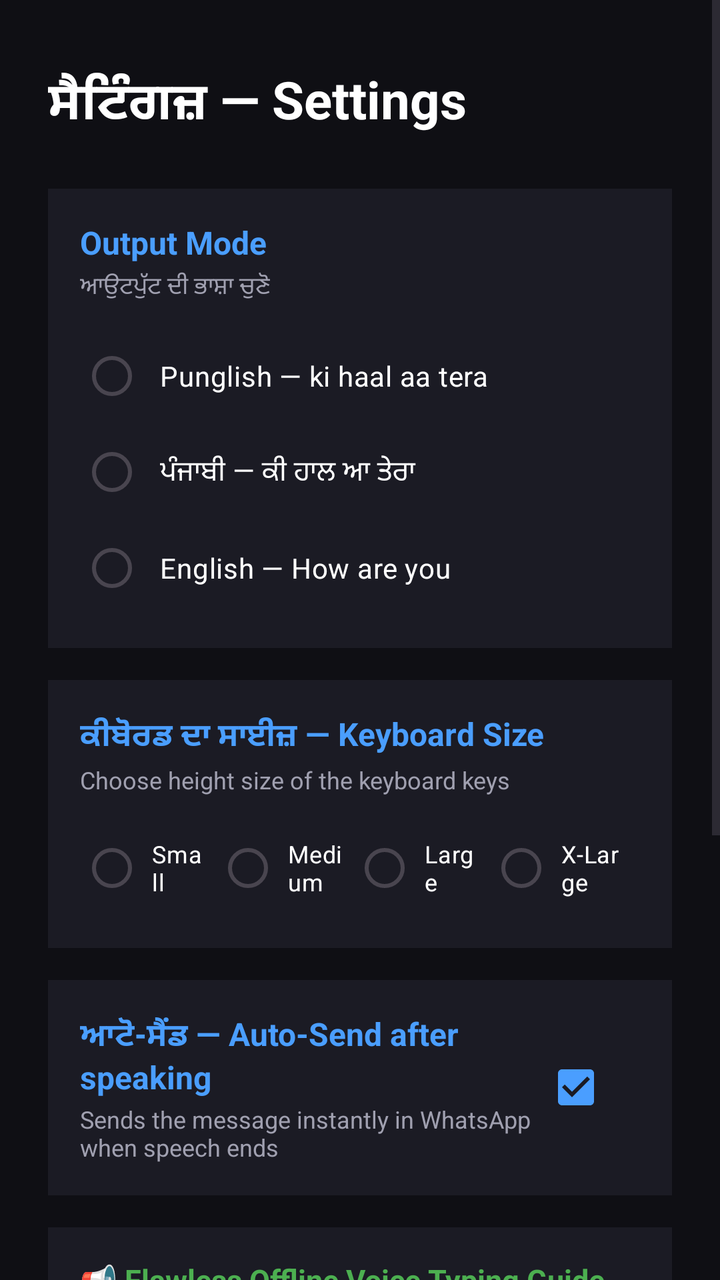
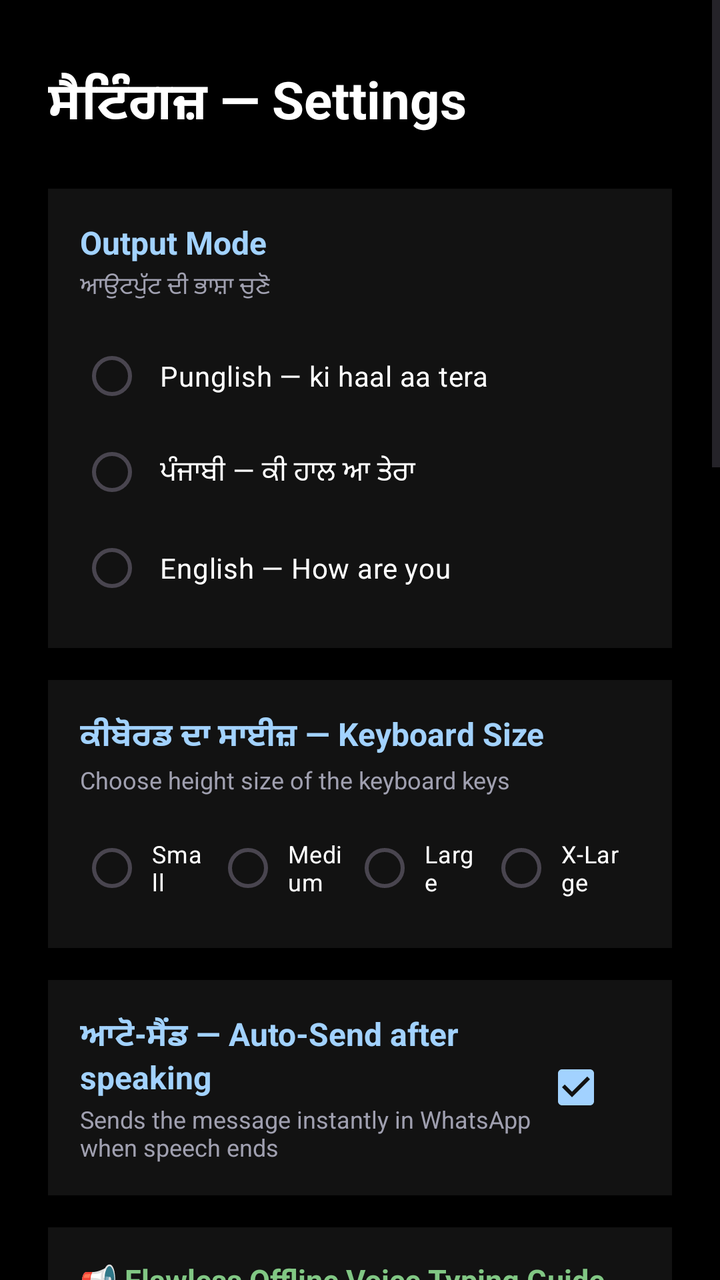

Two renders of the same Android screen: before a commit and after it. Below are the layout's source before the change and the commit's diff.
<!-- AndroidManifest.xml: activity theme Theme.BolKe -->
<!-- res/layout/activity_settings.xml -->
<?xml version="1.0" encoding="utf-8"?>
<ScrollView xmlns:android="http://schemas.android.com/apk/res/android"
    android:layout_width="match_parent"
    android:layout_height="match_parent"
    android:background="@color/activity_bg"
    android:fillViewport="true">

    <LinearLayout
        android:layout_width="match_parent"
        android:layout_height="wrap_content"
        android:orientation="vertical"
        android:padding="24dp">

        
        <TextView
            android:layout_width="wrap_content"
            android:layout_height="wrap_content"
            android:text="@string/settings_title"
            android:textColor="@color/text_primary"
            android:textSize="26sp"
            android:textStyle="bold"
            android:layout_marginTop="8dp"
            android:layout_marginBottom="24dp" />

        
        <LinearLayout
            android:layout_width="match_parent"
            android:layout_height="wrap_content"
            android:orientation="vertical"
            android:background="@color/card_bg"
            android:padding="16dp"
            android:layout_marginBottom="16dp">

            <TextView
                android:layout_width="wrap_content"
                android:layout_height="wrap_content"
                android:text="@string/settings_output_mode"
                android:textColor="@color/accent_blue"
                android:textSize="16sp"
                android:textStyle="bold" />

            <TextView
                android:layout_width="wrap_content"
                android:layout_height="wrap_content"
                android:text="@string/settings_output_mode_desc"
                android:textColor="@color/text_secondary"
                android:textSize="12sp"
                android:layout_marginTop="2dp"
                android:layout_marginBottom="12dp" />

            <RadioGroup
                android:id="@+id/mode_radio_group"
                android:layout_width="match_parent"
                android:layout_height="wrap_content"
                android:orientation="vertical">

                <RadioButton
                    android:id="@+id/radio_punglish"
                    android:layout_width="match_parent"
                    android:layout_height="wrap_content"
                    android:text="Punglish — ki haal aa tera"
                    android:textColor="@color/text_primary"
                    android:textSize="14sp"
                    android:buttonTint="@color/accent_blue"
                    android:padding="8dp" />

                <RadioButton
                    android:id="@+id/radio_punjabi"
                    android:layout_width="match_parent"
                    android:layout_height="wrap_content"
                    android:text="ਪੰਜਾਬੀ — ਕੀ ਹਾਲ ਆ ਤੇਰਾ"
                    android:textColor="@color/text_primary"
                    android:textSize="14sp"
                    android:buttonTint="@color/accent_blue"
                    android:padding="8dp" />

                <RadioButton
                    android:id="@+id/radio_english"
                    android:layout_width="match_parent"
                    android:layout_height="wrap_content"
                    android:text="English — How are you"
                    android:textColor="@color/text_primary"
                    android:textSize="14sp"
                    android:buttonTint="@color/accent_blue"
                    android:padding="8dp" />
            </RadioGroup>
        </LinearLayout>

        
        <LinearLayout
            android:layout_width="match_parent"
            android:layout_height="wrap_content"
            android:orientation="vertical"
            android:background="@color/card_bg"
            android:padding="16dp"
            android:layout_marginBottom="16dp">

            <TextView
                android:layout_width="wrap_content"
                android:layout_height="wrap_content"
                android:text="ਕੀਬੋਰਡ ਦਾ ਸਾਈਜ਼ — Keyboard Size"
                android:textColor="@color/accent_blue"
                android:textSize="16sp"
                android:textStyle="bold" />

            <TextView
                android:layout_width="wrap_content"
                android:layout_height="wrap_content"
                android:text="Choose height size of the keyboard keys"
                android:textColor="@color/text_secondary"
                android:textSize="12sp"
                android:layout_marginTop="2dp"
                android:layout_marginBottom="12dp" />

            <RadioGroup
                android:id="@+id/size_radio_group"
                android:layout_width="match_parent"
                android:layout_height="wrap_content"
                android:orientation="horizontal"
                android:gravity="center_horizontal">

                <RadioButton
                    android:id="@+id/size_small"
                    android:layout_width="0dp"
                    android:layout_height="wrap_content"
                    android:layout_weight="1"
                    android:text="Small"
                    android:textColor="@color/text_primary"
                    android:textSize="12sp"
                    android:buttonTint="@color/accent_blue"
                    android:padding="4dp" />

                <RadioButton
                    android:id="@+id/size_medium"
                    android:layout_width="0dp"
                    android:layout_height="wrap_content"
                    android:layout_weight="1"
                    android:text="Medium"
                    android:textColor="@color/text_primary"
                    android:textSize="12sp"
                    android:buttonTint="@color/accent_blue"
                    android:padding="4dp" />

                <RadioButton
                    android:id="@+id/size_large"
                    android:layout_width="0dp"
                    android:layout_height="wrap_content"
                    android:layout_weight="1"
                    android:text="Large"
                    android:textColor="@color/text_primary"
                    android:textSize="12sp"
                    android:buttonTint="@color/accent_blue"
                    android:padding="4dp" />

                <RadioButton
                    android:id="@+id/size_xlarge"
                    android:layout_width="0dp"
                    android:layout_height="wrap_content"
                    android:layout_weight="1.1"
                    android:text="X-Large"
                    android:textColor="@color/text_primary"
                    android:textSize="12sp"
                    android:buttonTint="@color/accent_blue"
                    android:padding="4dp" />
            </RadioGroup>
        </LinearLayout>

        
        <LinearLayout
            android:layout_width="match_parent"
            android:layout_height="wrap_content"
            android:orientation="horizontal"
            android:background="@color/card_bg"
            android:padding="16dp"
            android:gravity="center_vertical"
            android:layout_marginBottom="16dp">

            <LinearLayout
                android:layout_width="0dp"
                android:layout_height="wrap_content"
                android:layout_weight="1"
                android:orientation="vertical">

                <TextView
                    android:layout_width="wrap_content"
                    android:layout_height="wrap_content"
                    android:text="ਆਟੋ-ਸੈਂਡ — Auto-Send after speaking"
                    android:textColor="@color/accent_blue"
                    android:textSize="16sp"
                    android:textStyle="bold" />

                <TextView
                    android:layout_width="wrap_content"
                    android:layout_height="wrap_content"
                    android:text="Sends the message instantly in WhatsApp when speech ends"
                    android:textColor="@color/text_secondary"
                    android:textSize="12sp"
                    android:layout_marginTop="2dp" />
            </LinearLayout>

            <CheckBox
                android:id="@+id/auto_send_checkbox"
                android:layout_width="wrap_content"
                android:layout_height="wrap_content"
                android:buttonTint="@color/accent_blue"
                android:checked="true" />
        </LinearLayout>

        
        <LinearLayout
            android:layout_width="match_parent"
            android:layout_height="wrap_content"
            android:orientation="vertical"
            android:background="@color/card_bg"
            android:padding="16dp"
            android:layout_marginBottom="16dp">

            <TextView
                android:layout_width="wrap_content"
                android:layout_height="wrap_content"
                android:text="📢 Flawless Offline Voice Typing Guide"
                android:textColor="@color/accent_green"
                android:textSize="15sp"
                android:textStyle="bold" />

            <TextView
                android:layout_width="match_parent"
                android:layout_height="wrap_content"
                android:text="For the best accuracy and instant, offline Punjabi typing, download the Punjabi language model:\n\n1. Open the Google app on your phone.\n2. Tap your profile -> Settings -> Voice.\n3. Tap Offline speech recognition -> 'All' tab.\n4. Search for 'Punjabi' (ਪੰਜਾਬੀ) and download it.\n\nਇਹ ਸੈਟਿੰਗ ਕਰਨ ਨਾਲ ਵੌਇਸ ਟਾਈਪਿੰਗ ਬਿਨਾਂ ਇੰਟਰਨੈੱਟ ਦੇ ਵੀ ਬਹੁਤ ਤੇਜ਼ ਅਤੇ ਸਹੀ ਕੰਮ ਕਰੇਗੀ।"
                android:textColor="@color/text_secondary"
                android:textSize="12sp"
                android:layout_marginTop="8dp"
                android:lineSpacingExtra="3dp" />
        </LinearLayout>

        
        <TextView
            android:id="@+id/btn_advanced_settings"
            android:layout_width="wrap_content"
            android:layout_height="wrap_content"
            android:text="⚙️ Advanced Settings (Google Cloud API) ▾"
            android:textColor="@color/text_secondary"
            android:textSize="14sp"
            android:clickable="true"
            android:focusable="true"
            android:layout_gravity="center_horizontal"
            android:padding="8dp"
            android:layout_marginBottom="8dp" />

        
        <LinearLayout
            android:id="@+id/advanced_settings_container"
            android:layout_width="match_parent"
            android:layout_height="wrap_content"
            android:orientation="vertical"
            android:background="@color/card_bg"
            android:padding="16dp"
            android:visibility="gone"
            android:layout_marginBottom="24dp">

            <TextView
                android:layout_width="wrap_content"
                android:layout_height="wrap_content"
                android:text="@string/settings_api_key"
                android:textColor="@color/accent_blue"
                android:textSize="15sp"
                android:textStyle="bold" />

            <TextView
                android:layout_width="wrap_content"
                android:layout_height="wrap_content"
                android:text="Paste your Google Cloud Translation API Key below to translate Punjabi speech to English text."
                android:textColor="@color/text_secondary"
                android:textSize="12sp"
                android:layout_marginTop="2dp"
                android:layout_marginBottom="12dp" />

            <EditText
                android:id="@+id/api_key_input"
                android:layout_width="match_parent"
                android:layout_height="48dp"
                android:hint="@string/settings_api_key_hint"
                android:textColor="@color/text_primary"
                android:textColorHint="@color/text_secondary"
                android:textSize="13sp"
                android:background="@color/top_bar_bg"
                android:padding="12dp"
                android:inputType="text"
                android:singleLine="true" />
        </LinearLayout>

        
        <TextView
            android:id="@+id/btn_save"
            android:layout_width="match_parent"
            android:layout_height="48dp"
            android:text="@string/settings_save"
            android:textColor="@color/key_text"
            android:textSize="16sp"
            android:textStyle="bold"
            android:gravity="center"
            android:background="@drawable/btn_send_bg"
            android:clickable="true"
            android:focusable="true" />

        
        <TextView
            android:id="@+id/save_status"
            android:layout_width="wrap_content"
            android:layout_height="wrap_content"
            android:textColor="@color/accent_green"
            android:textSize="14sp"
            android:gravity="center"
            android:layout_gravity="center_horizontal"
            android:layout_marginTop="12dp"
            android:visibility="gone" />

    </LinearLayout>
</ScrollView>
<!-- resources referenced by this layout -->
<resources>
  <color name="accent_blue">#4A9EFF</color>
  <color name="accent_green">#4CAF50</color>
  <color name="activity_bg">#0F0F14</color>
  <color name="card_bg">#1B1B24</color>
  <color name="key_text">#FFFFFF</color>
  <color name="text_primary">#FFFFFF</color>
  <color name="text_secondary">#A0A0B0</color>
  <color name="top_bar_bg">#16161A</color>
  <!-- drawable btn_send_bg (drawable) -->
  <?xml version="1.0" encoding="utf-8"?>
  <shape xmlns:android="http://schemas.android.com/apk/res/android"
      android:shape="rectangle">
      <solid android:color="@color/btn_send_bg" />
      <corners android:radius="18dp" />
  </shape>
  <string name="settings_api_key">Google Translate API Key</string>
  <string name="settings_api_key_hint">Paste your API key here</string>
  <string name="settings_output_mode">Output Mode</string>
  <string name="settings_output_mode_desc">ਆਉਟਪੁੱਟ ਦੀ ਭਾਸ਼ਾ ਚੁਣੋ</string>
  <string name="settings_save">ਸੇਵ ਕਰੋ — Save</string>
  <string name="settings_title">ਸੈਟਿੰਗਜ਼ — Settings</string>
  <style name="Theme.BolKe" parent="Theme.Material3.DayNight.NoActionBar">
          <item name="android:statusBarColor">@color/status_bar</item>
          <item name="android:navigationBarColor">@color/activity_bg</item>
          <item name="android:windowBackground">@color/activity_bg</item>
          <item name="colorPrimary">@color/accent_blue</item>
          <item name="colorPrimaryDark">@color/status_bar</item>
          <item name="colorAccent">@color/accent_blue</item>
      </style>
  <color name="btn_send_bg">#2E7D32</color>
  <color name="status_bar">#0A0A0E</color>
</resources>

<!-- the commit's change to res/layout/activity_settings.xml (unified diff, before → after) -->
@@ -231,6 +231,316 @@
                 android:textSize="12sp"
                 android:layout_marginTop="8dp"
                 android:lineSpacingExtra="3dp" />
+        </LinearLayout>
+
+        
+        <LinearLayout
+            android:layout_width="match_parent"
+            android:layout_height="wrap_content"
+            android:orientation="vertical"
+            android:background="@color/card_bg"
+            android:padding="16dp"
+            android:layout_marginBottom="16dp">
+
+            <RelativeLayout
+                android:layout_width="match_parent"
+                android:layout_height="wrap_content"
+                android:layout_marginBottom="12dp">
+
+                <TextView
+                    android:layout_width="wrap_content"
+                    android:layout_height="wrap_content"
+                    android:layout_alignParentStart="true"
+                    android:text="ਤੁਰੰਤ ਜਵਾਬ — Quick Replies"
+                    android:textColor="@color/accent_blue"
+                    android:textSize="16sp"
+                    android:textStyle="bold" />
+
+                <TextView
+                    android:id="@+id/btn_reset_qr_defaults"
+                    android:layout_width="wrap_content"
+                    android:layout_height="wrap_content"
+                    android:layout_alignParentEnd="true"
+                    android:text="ਮੂਲ ਮੁੜ-ਲੋਡ ਕਰੋ (Reset Defaults)"
+                    android:textColor="@color/accent_orange"
+                    android:textSize="11sp"
+                    android:clickable="true"
+                    android:focusable="true" />
+            </RelativeLayout>
+
+            
+            <LinearLayout
+                android:id="@+id/quick_replies_list_container"
+                android:layout_width="match_parent"
+                android:layout_height="wrap_content"
+                android:orientation="vertical"
+                android:layout_marginBottom="12dp" />
+
+            
+            <TextView
+                android:layout_width="wrap_content"
+                android:layout_height="wrap_content"
+                android:text="ਨਵਾਂ ਤੁਰੰਤ ਜਵਾਬ ਜੋੜੋ (Add Quick Reply):"
+                android:textColor="@color/text_secondary"
+                android:textSize="12sp"
+                android:layout_marginBottom="6dp" />
+
+            <LinearLayout
+                android:layout_width="match_parent"
+                android:layout_height="wrap_content"
+                android:orientation="horizontal"
+                android:gravity="center_vertical">
+
+                <LinearLayout
+                    android:layout_width="0dp"
+                    android:layout_height="wrap_content"
+                    android:layout_weight="1"
+                    android:orientation="vertical"
+                    android:layout_marginEnd="6dp">
+
+                    <EditText
+                        android:id="@+id/new_qr_punjabi"
+                        android:layout_width="match_parent"
+                        android:layout_height="40dp"
+                        android:hint="Punjabi e.g. ਕਿੱਥੇ ਆਗਿਆ?"
+                        android:textColor="@color/text_primary"
+                        android:textColorHint="@color/text_secondary"
+                        android:textSize="13sp"
+                        android:background="@color/top_bar_bg"
+                        android:paddingHorizontal="10dp"
+                        android:singleLine="true" />
+
+                    <EditText
+                        android:id="@+id/new_qr_punglish"
+                        android:layout_width="match_parent"
+                        android:layout_height="40dp"
+                        android:layout_marginTop="4dp"
+                        android:hint="Punglish e.g. kithe aagya?"
+                        android:textColor="@color/text_primary"
+                        android:textColorHint="@color/text_secondary"
+                        android:textSize="13sp"
+                        android:background="@color/top_bar_bg"
+                        android:paddingHorizontal="10dp"
+                        android:singleLine="true" />
+                </LinearLayout>
+
+                <TextView
+                    android:id="@+id/btn_add_qr"
+                    android:layout_width="44dp"
+                    android:layout_height="84dp"
+                    android:background="@drawable/btn_send_bg"
+                    android:text="➕"
+                    android:textColor="@color/btn_send_text"
+                    android:textSize="18sp"
+                    android:gravity="center"
+                    android:clickable="true"
+                    android:focusable="true" />
+            </LinearLayout>
+        </LinearLayout>
+
+        
+        <LinearLayout
+            android:layout_width="match_parent"
+            android:layout_height="wrap_content"
+            android:orientation="vertical"
+            android:background="@color/card_bg"
+            android:padding="16dp"
+            android:layout_marginBottom="16dp">
+
+            <RelativeLayout
+                android:layout_width="match_parent"
+                android:layout_height="wrap_content"
+                android:layout_marginBottom="12dp">
+
+                <TextView
+                    android:layout_width="wrap_content"
+                    android:layout_height="wrap_content"
+                    android:layout_alignParentStart="true"
+                    android:text="ਸ਼ਬਦ ਬਦਲਾਵ — Slang Mappings"
+                    android:textColor="@color/accent_blue"
+                    android:textSize="16sp"
+                    android:textStyle="bold" />
+
+                <TextView
+                    android:id="@+id/btn_reset_slang_defaults"
+                    android:layout_width="wrap_content"
+                    android:layout_height="wrap_content"
+                    android:layout_alignParentEnd="true"
+                    android:text="ਮੂਲ ਮੁੜ-ਲੋਡ ਕਰੋ (Reset Defaults)"
+                    android:textColor="@color/accent_orange"
+                    android:textSize="11sp"
+                    android:clickable="true"
+                    android:focusable="true" />
+            </RelativeLayout>
+
+            
+            <LinearLayout
+                android:id="@+id/slang_list_container"
+                android:layout_width="match_parent"
+                android:layout_height="wrap_content"
+                android:orientation="vertical"
+                android:layout_marginBottom="12dp" />
+
+            
+            <TextView
+                android:layout_width="wrap_content"
+                android:layout_height="wrap_content"
+                android:text="ਨਵਾਂ ਸ਼ਬਦ ਬਦਲਾਵ ਜੋੜੋ (Add Slang Mapping):"
+                android:textColor="@color/text_secondary"
+                android:textSize="12sp"
+                android:layout_marginBottom="6dp" />
+
+            <LinearLayout
+                android:layout_width="match_parent"
+                android:layout_height="wrap_content"
+                android:orientation="horizontal"
+                android:gravity="center_vertical">
+
+                <EditText
+                    android:id="@+id/new_slang_target"
+                    android:layout_width="0dp"
+                    android:layout_height="44dp"
+                    android:layout_weight="1"
+                    android:layout_marginEnd="4dp"
+                    android:hint="Spoken (e.g. karo)"
+                    android:textColor="@color/text_primary"
+                    android:textColorHint="@color/text_secondary"
+                    android:textSize="13sp"
+                    android:background="@color/top_bar_bg"
+                    android:paddingHorizontal="10dp"
+                    android:singleLine="true" />
+
+                <EditText
+                    android:id="@+id/new_slang_replacement"
+                    android:layout_width="0dp"
+                    android:layout_height="44dp"
+                    android:layout_weight="1"
+                    android:layout_marginEnd="6dp"
+                    android:hint="Replaced (e.g. kro)"
+                    android:textColor="@color/text_primary"
+                    android:textColorHint="@color/text_secondary"
+                    android:textSize="13sp"
+                    android:background="@color/top_bar_bg"
+                    android:paddingHorizontal="10dp"
+                    android:singleLine="true" />
+
+                <TextView
+                    android:id="@+id/btn_add_slang"
+                    android:layout_width="44dp"
+                    android:layout_height="44dp"
+                    android:background="@drawable/btn_send_bg"
+                    android:text="➕"
+                    android:textColor="@color/btn_send_text"
+                    android:textSize="18sp"
+                    android:gravity="center"
+                    android:clickable="true"
+                    android:focusable="true" />
+            </LinearLayout>
+        </LinearLayout>
+
+        
+        <LinearLayout
+            android:layout_width="match_parent"
+            android:layout_height="wrap_content"
+            android:orientation="horizontal"
+            android:background="@color/card_bg"
+            android:padding="16dp"
+            android:gravity="center_vertical"
+            android:layout_marginBottom="16dp">
+
+            <LinearLayout
+                android:layout_width="0dp"
+                android:layout_height="wrap_content"
+                android:layout_weight="1"
+                android:orientation="vertical">
+
+                <TextView
+                    android:layout_width="wrap_content"
+                    android:layout_height="wrap_content"
+                    android:text="ਆਫਲਾਈਨ ਮੋਡ — Force Offline Mode"
+                    android:textColor="@color/accent_blue"
+                    android:textSize="16sp"
+                    android:textStyle="bold" />
+
+                <TextView
+                    android:layout_width="wrap_content"
+                    android:layout_height="wrap_content"
+                    android:text="Bypasses internet APIs and uses offline local transliteration only"
+                    android:textColor="@color/text_secondary"
+                    android:textSize="12sp"
+                    android:layout_marginTop="2dp" />
+            </LinearLayout>
+
+            <CheckBox
+                android:id="@+id/offline_mode_checkbox"
+                android:layout_width="wrap_content"
+                android:layout_height="wrap_content"
+                android:buttonTint="@color/accent_blue"
+                android:checked="false" />
+        </LinearLayout>
+
+        
+        <LinearLayout
+            android:layout_width="match_parent"
+            android:layout_height="wrap_content"
+            android:orientation="vertical"
+            android:background="@color/card_bg"
+            android:padding="16dp"
+            android:layout_marginBottom="16dp">
+
+            <TextView
+                android:layout_width="wrap_content"
+                android:layout_height="wrap_content"
+                android:text="ਤੁਰੰਤ ਜਵਾਬ ਦਾ ਫਾਰਮੈਟ — Quick Replies Format"
+                android:textColor="@color/accent_blue"
+                android:textSize="16sp"
+                android:textStyle="bold" />
+
+            <TextView
+                android:layout_width="wrap_content"
+                android:layout_height="wrap_content"
+                android:text="Choose output format for quick reply buttons"
+                android:textColor="@color/text_secondary"
+                android:textSize="12sp"
+                android:layout_marginTop="2dp"
+                android:layout_marginBottom="12dp" />
+
+            <RadioGroup
+                android:id="@+id/qr_format_radio_group"
+                android:layout_width="match_parent"
+                android:layout_height="wrap_content"
+                android:orientation="vertical">
+
+                <RadioButton
+                    android:id="@+id/qr_follow_keyboard"
+                    android:layout_width="match_parent"
+                    android:layout_height="wrap_content"
+                    android:text="Follow Keyboard Output Mode (ਕੀਬੋਰਡ ਮੋਡ ਦੇ ਅਨੁਸਾਰ)"
+                    android:textColor="@color/text_primary"
+                    android:textSize="14sp"
+                    android:buttonTint="@color/accent_blue"
+                    android:padding="8dp" />
+
+                <RadioButton
+                    android:id="@+id/qr_always_punglish"
+                    android:layout_width="match_parent"
+                    android:layout_height="wrap_content"
+                    android:text="Always Punglish / Romanized (Punglish - e.g. kithe aa?)"
+                    android:textColor="@color/text_primary"
+                    android:textSize="14sp"
+                    android:buttonTint="@color/accent_blue"
+                    android:padding="8dp" />
+
+                <RadioButton
+                    android:id="@+id/qr_always_punjabi"
+                    android:layout_width="match_parent"
+                    android:layout_height="wrap_content"
+                    android:text="Always Punjabi / Gurmukhi (ਪੰਜਾਬੀ - e.g. ਕਿੱਥੇ ਆਂ?)"
+                    android:textColor="@color/text_primary"
+                    android:textSize="14sp"
+                    android:buttonTint="@color/accent_blue"
+                    android:padding="8dp" />
+            </RadioGroup>
         </LinearLayout>
 
         
<!-- resource entries referenced after the edit -->
@@ -1,13 +1,15 @@
 <!-- resources referenced by this layout -->
 <resources>
-  <color name="accent_blue">#4A9EFF</color>
-  <color name="accent_green">#4CAF50</color>
-  <color name="activity_bg">#0F0F14</color>
-  <color name="card_bg">#1B1B24</color>
+  <color name="accent_blue">#A2D2FF</color>
+  <color name="accent_green">#81C784</color>
+  <color name="accent_orange">#FFB74D</color>
+  <color name="activity_bg">#000000</color>
+  <color name="btn_send_text">#000000</color>
+  <color name="card_bg">#121212</color>
   <color name="key_text">#FFFFFF</color>
   <color name="text_primary">#FFFFFF</color>
   <color name="text_secondary">#A0A0B0</color>
-  <color name="top_bar_bg">#16161A</color>
+  <color name="top_bar_bg">#000000</color>
   <!-- drawable btn_send_bg (drawable) -->
   <?xml version="1.0" encoding="utf-8"?>
   <shape xmlns:android="http://schemas.android.com/apk/res/android"
@@ -29,7 +31,7 @@
           <item name="colorPrimaryDark">@color/status_bar</item>
           <item name="colorAccent">@color/accent_blue</item>
       </style>
-  <color name="btn_send_bg">#2E7D32</color>
-  <color name="status_bar">#0A0A0E</color>
+  <color name="btn_send_bg">#A2D2FF</color>
+  <color name="status_bar">#000000</color>
 </resources>
 
